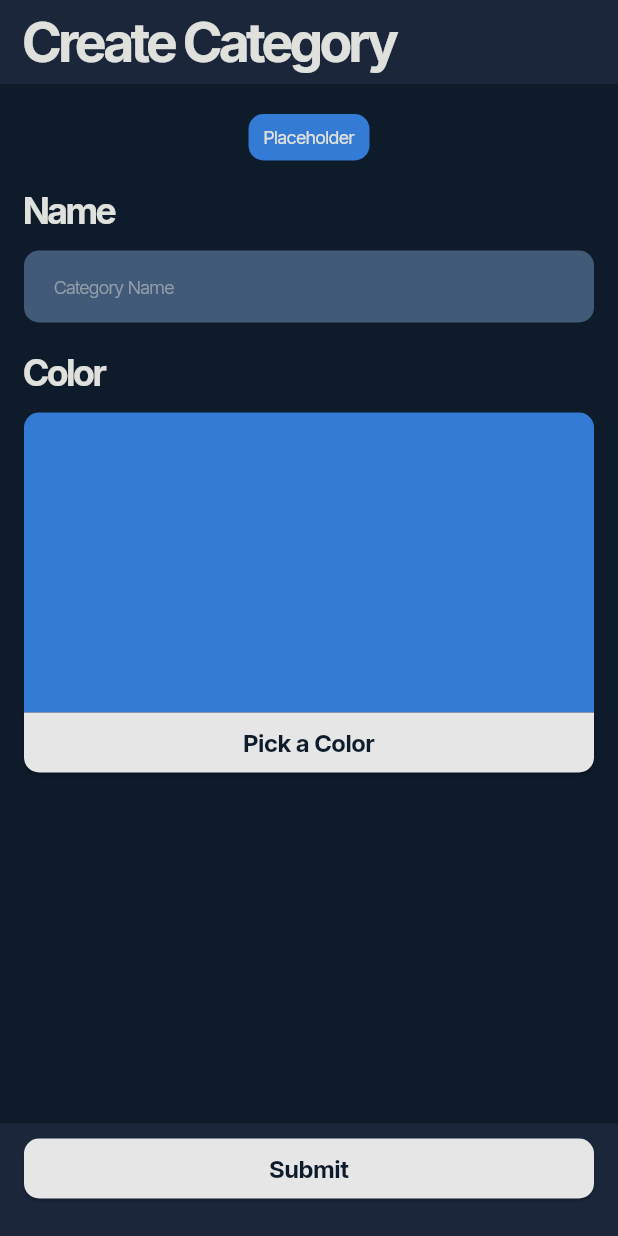
After one commit to letha11/CategorEase, a Flutter app: the CreateCategory screen opened by its route, on a phone screen of 412 x 824 dp. The commit adds this screen. Run offline on Flutter 3.47's test engine with Material 3 defaults, Android fonts, the phone set to English and light mode, and no system bars; our stand-ins replace bloc, equatable, flutter_bloc, flutter_colorpicker, flutter_svg, go_router.

Commit message:
feat: create category UI

```diff
--- a/lib/config/routes/app_router.dart
+++ b/lib/config/routes/app_router.dart
@@ -1,5 +1,7 @@
 import 'package:categorease/feature/category/choose_category.dart';
-import 'package:categorease/feature/category/cubit/choose_category_cubit.dart';
+import 'package:categorease/feature/category/create_category.dart';
+import 'package:categorease/feature/category/cubit/choose_category/choose_category_cubit.dart';
+import 'package:categorease/feature/category/cubit/create_category/create_category_cubit.dart';
 import 'package:flutter/material.dart';
 import 'package:flutter_bloc/flutter_bloc.dart';
 import 'package:go_router/go_router.dart';
@@ -31,5 +33,12 @@ final GoRouter appRouter = GoRouter(
         child: ChooseCategory(),
       ),
     ),
+    GoRoute(
+      path: '/create-category',
+      builder: (context, state) => BlocProvider<CreateCategoryCubit>(
+        create: (context) => CreateCategoryCubit(),
+        child: CreateCategory(),
+      ),
+    )
   ],
 );
--- a/lib/config/theme/app_theme.dart
+++ b/lib/config/theme/app_theme.dart
@@ -108,6 +108,7 @@ class AppTheme {
     ),
     elevatedButtonTheme: ElevatedButtonThemeData(
       style: ElevatedButton.styleFrom(
+        tapTargetSize: MaterialTapTargetSize.shrinkWrap,
         backgroundColor: primaryButton,
         foregroundColor: colorScheme.surface,
         textStyle: textTheme.labelMedium,
--- /dev/null
+++ b/lib/feature/category/create_category.dart
@@ -0,0 +1,170 @@
+import 'package:categorease/config/theme/app_theme.dart';
+import 'package:categorease/feature/category/cubit/create_category/create_category_cubit.dart';
+import 'package:categorease/feature/category/widget/bottom_bar_button.dart';
+import 'package:categorease/feature/home/widgets/category_chip.dart';
+import 'package:categorease/utils/extension.dart';
+import 'package:flutter/material.dart';
+import 'package:flutter_bloc/flutter_bloc.dart';
+import 'package:flutter_colorpicker/flutter_colorpicker.dart';
+import 'package:go_router/go_router.dart';
+
+class CreateCategory extends StatelessWidget {
+  CreateCategory({super.key});
+
+  final GlobalKey<FormState> formKey = GlobalKey<FormState>();
+
+  @override
+  Widget build(BuildContext context) {
+    return Scaffold(
+      appBar: AppBar(
+        title: const Text('Create Category'),
+      ),
+      body: SizedBox.expand(
+        child: Stack(
+          children: [
+            SingleChildScrollView(
+              padding: const EdgeInsets.symmetric(horizontal: 16),
+              child: Form(
+                key: formKey,
+                child: Column(
+                  crossAxisAlignment: CrossAxisAlignment.start,
+                  children: [
+                    20.heightMargin,
+                    Row(
+                      mainAxisAlignment: MainAxisAlignment.center,
+                      children: [
+                        BlocBuilder<CreateCategoryCubit, CreateCategoryState>(
+                            builder: (context, state) {
+                          return CategoryChip(
+                            backgroundColor: state.pickedColor,
+                            category: state.previewText.isEmpty
+                                ? 'Placeholder'
+                                : state.previewText,
+                            onTap: () {},
+                          );
+                        }),
+                      ],
+                    ),
+                    16.heightMargin,
+                    Text(
+                      'Name',
+                      style: AppTheme.textTheme.titleMedium,
+                    ),
+                    10.heightMargin,
+                    TextFormField(
+                      controller: context
+                          .read<CreateCategoryCubit>()
+                          .state
+                          .nameController,
+                      onChanged: (val) {
+                        context
+                            .read<CreateCategoryCubit>()
+                            .updatePreviewText(val);
+                      },
+                      decoration: const InputDecoration(
+                        hintText: 'Category Name',
+                      ),
+                    ),
+                    16.heightMargin,
+                    Text(
+                      'Color',
+                      style: AppTheme.textTheme.titleMedium,
+                    ),
+                    10.heightMargin,
+                    Column(
+                      children: [
+                        BlocBuilder<CreateCategoryCubit, CreateCategoryState>(
+                            builder: (context, state) {
+                          return GestureDetector(
+                            onTap: () => _showDialog(context),
+                            child: Container(
+                              height: 200,
+                              decoration: BoxDecoration(
+                                color: state.pickedColor,
+                                borderRadius: const BorderRadius.only(
+                                  topLeft: Radius.circular(10),
+                                  topRight: Radius.circular(10),
+                                ),
+                              ),
+                            ),
+                          );
+                        }),
+                        SizedBox(
+                          width: double.infinity,
+                          child: ElevatedButton(
+                            onPressed: () => _showDialog(context),
+                            style: Theme.of(context)
+                                .elevatedButtonTheme
+                                .style
+                                ?.copyWith(
+                                  shape: WidgetStateProperty.all(
+                                    const RoundedRectangleBorder(
+                                      borderRadius: BorderRadius.only(
+                                        bottomLeft: Radius.circular(10),
+                                        bottomRight: Radius.circular(10),
+                                      ),
+                                    ),
+                                  ),
+                                ),
+                            child: const Text('Pick a Color'),
+                          ),
+                        ),
+                      ],
+                    ),
+                  ],
+                ),
+              ),
+            ),
+            BottomBarButton(
+              onButtonTap: () {
+                GoRouter.of(context).go('/home');
+              },
+            ),
+          ],
+        ),
+      ),
+    );
+  }
+
+  _showDialog(BuildContext context) {
+    showDialog(
+      context: context,
+      builder: (dialogContext) {
+        Color selectedColor =
+            context.read<CreateCategoryCubit>().state.pickedColor;
+        return AlertDialog(
+          shape: RoundedRectangleBorder(
+            borderRadius: BorderRadius.circular(10),
+          ),
+          content: SingleChildScrollView(
+            child: Column(
+              children: [
+                10.heightMargin,
+                ColorPicker(
+                  pickerColor: selectedColor,
+                  onColorChanged: (color) {
+                    selectedColor = color;
+                  },
+                ),
+              ],
+            ),
+          ),
+          actions: [
+            SizedBox(
+              width: double.infinity,
+              child: ElevatedButton(
+                onPressed: () {
+                  context
+                      .read<CreateCategoryCubit>()
+                      .updatePickedColor(selectedColor);
+                  context.pop();
+                },
+                child: const Text('Choose'),
+              ),
+            )
+          ],
+        );
+      },
+    );
+  }
+}
--- /dev/null
+++ b/lib/feature/category/cubit/create_category/create_category_cubit.dart
@@ -0,0 +1,18 @@
+import 'package:bloc/bloc.dart';
+import 'package:categorease/config/theme/app_theme.dart';
+import 'package:equatable/equatable.dart';
+import 'package:flutter/material.dart';
+
+part 'create_category_state.dart';
+
+class CreateCategoryCubit extends Cubit<CreateCategoryState> {
+  CreateCategoryCubit() : super(CreateCategoryState());
+
+  void updatePickedColor(Color color) {
+    emit(state.copyWith(pickedColor: color));
+  }
+
+  void updatePreviewText(String val) {
+    emit(state.copyWith(previewText: val));
+  }
+}
--- /dev/null
+++ b/lib/feature/category/cubit/create_category/create_category_state.dart
@@ -0,0 +1,32 @@
+part of 'create_category_cubit.dart';
+
+class CreateCategoryState extends Equatable {
+  final Color pickedColor;
+  final TextEditingController nameController;
+  final String previewText;
+
+  CreateCategoryState({
+    this.pickedColor = AppTheme.activeColor,
+    TextEditingController? nameController,
+    this.previewText = '',
+  }) : nameController = nameController ?? TextEditingController();
+
+  CreateCategoryState copyWith({
+    Color? pickedColor,
+    TextEditingController? nameController,
+    String? previewText,
+  }) {
+    return CreateCategoryState(
+      pickedColor: pickedColor ?? this.pickedColor,
+      nameController: nameController ?? this.nameController,
+      previewText: previewText ?? this.previewText,
+    );
+  }
+
+  @override
+  List<Object?> get props => [
+        pickedColor,
+        nameController,
+        previewText,
+      ];
+}
--- /dev/null
+++ b/lib/feature/category/widget/bottom_bar_button.dart
@@ -0,0 +1,41 @@
+import 'package:categorease/config/theme/app_theme.dart';
+import 'package:flutter/material.dart';
+
+class BottomBarButton extends StatelessWidget {
+  const BottomBarButton({
+    super.key,
+    this.withWrapper = true,
+    required this.onButtonTap,
+  });
+
+  final bool withWrapper;
+  final VoidCallback onButtonTap;
+
+  @override
+  Widget build(BuildContext context) {
+    if (withWrapper) {
+      return Positioned(
+        bottom: 0,
+        left: 0,
+        right: 0,
+        child: _buildWidget(),
+      );
+    }
+
+    return _buildWidget();
+  }
+
+  _buildWidget() {
+    return Container(
+      color: AppTheme.secondaryBackground,
+      padding: const EdgeInsets.fromLTRB(16, 10, 16, 25),
+      child: ElevatedButton(
+        onPressed: onButtonTap,
+        child: Text(
+          'Submit',
+          style: AppTheme.textTheme.labelMedium,
+        ),
+      ),
+    );
+  }
+}
--- a/lib/feature/home/home_page.dart
+++ b/lib/feature/home/home_page.dart
@@ -4,6 +4,7 @@ import 'package:categorease/feature/home/widgets/chat_tile.dart';
 import 'package:categorease/utils/extension.dart';
 import 'package:flutter/material.dart';
 import 'package:flutter_svg/svg.dart';
+import 'package:go_router/go_router.dart';
 
 class HomePage extends StatelessWidget {
   const HomePage({super.key});
@@ -56,6 +57,8 @@ class HomePage extends StatelessWidget {
                     Padding(
                       padding: const EdgeInsets.only(right: 16.0),
                       child: CategoryChip(
+                        onTap: () =>
+                            GoRouter.of(context).push('/create-category'),
                         backgroundColor: AppTheme.primaryButton,
                         padding: const EdgeInsets.symmetric(
                           horizontal: 3,
--- a/lib/feature/home/widgets/category_chip.dart
+++ b/lib/feature/home/widgets/category_chip.dart
@@ -7,6 +7,7 @@ class CategoryChip extends StatelessWidget {
     required this.backgroundColor,
     this.category,
     this.child,
+    this.onTap,
     this.padding = const EdgeInsets.symmetric(
       horizontal: 10,
       vertical: 7,
@@ -20,14 +21,17 @@ class CategoryChip extends StatelessWidget {
   final EdgeInsets padding;
   final String? category;
   final Widget? child;
+  final VoidCallback? onTap;
 
   @override
   Widget build(BuildContext context) {
-    return Container(
-      decoration: BoxDecoration(
+    return Material(
       color: backgroundColor,
       borderRadius: BorderRadius.circular(10),
-      ),
+      child: InkWell(
+        onTap: onTap,
+        borderRadius: BorderRadius.circular(10),
+        child: Padding(
           padding: padding,
           child: Center(
             child: child != null
@@ -39,6 +43,8 @@ class CategoryChip extends StatelessWidget {
                     ),
                   ),
           ),
+        ),
+      ),
     );
   }
 }
--- a/lib/feature/home/widgets/chat_tile.dart
+++ b/lib/feature/home/widgets/chat_tile.dart
@@ -155,7 +155,6 @@ class ChatTile extends StatelessWidget {
                     context.push('/choose-category');
                   },
                   style: Theme.of(context).elevatedButtonTheme.style?.copyWith(
-                        tapTargetSize: MaterialTapTargetSize.shrinkWrap,
                         elevation: const WidgetStatePropertyAll(
                           0,
                         ),
```
Also changed, not shown: lib/feature/category/widget/category_tile.dart (added, +67 -0 lines), lib/feature/chat/chat_room.dart (added, +10 -0 lines). Lines whose indentation alone changed are shown as unchanged.
